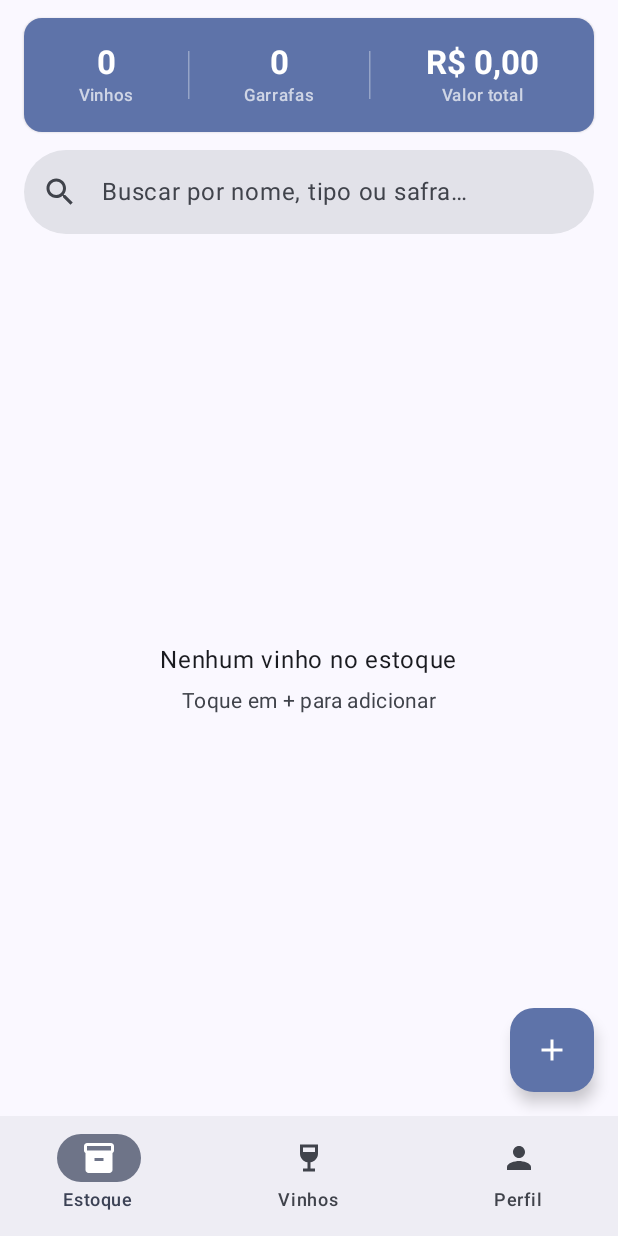
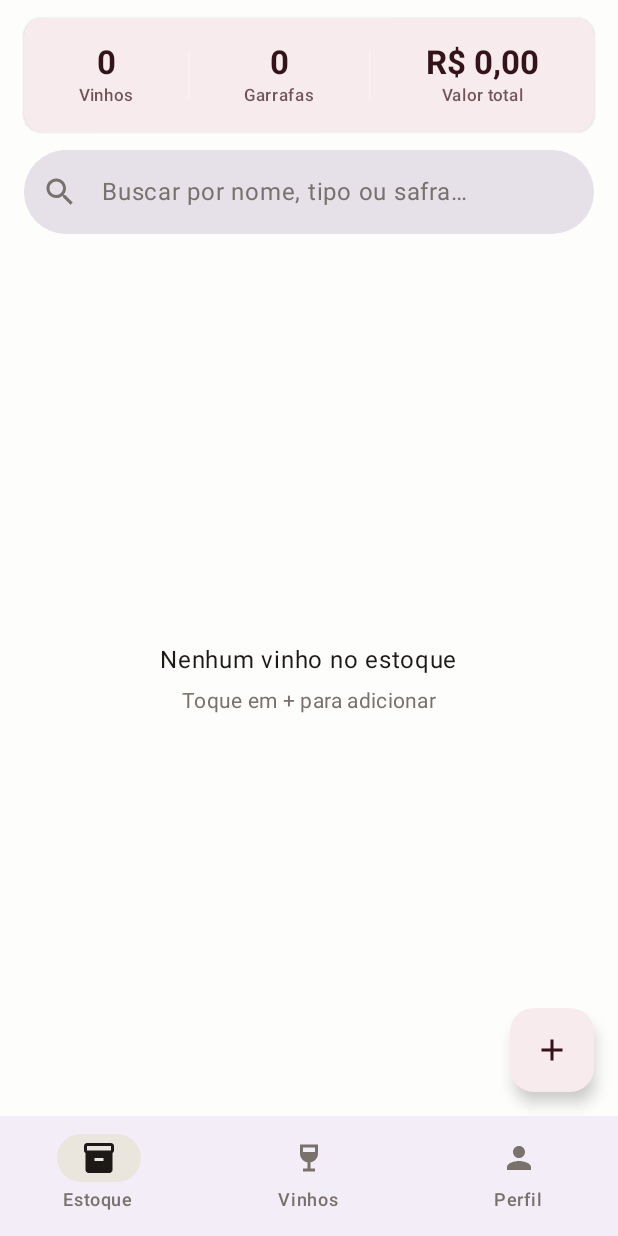
Before and after one commit to CodeSquad-FIAP/VinheriaAgnello, an Android app built with Jetpack Compose: the screen it shows after launch (MainActivity), on a phone screen of 412 x 824 dp. Run offline under Robolectric (Android 15) with nearby library versions, the light colour scheme and no system bars; our stand-ins replace Room's generated code, navigation suite.

Commit message:
feat(mobile): aplica identidade visual da Vinheria Agnello
Define paleta de cores Wine e Sand no Color.kt com suporte a dark mode.
Configura lightColorScheme e darkColorScheme com as cores da marca no Theme.kt.
Remove dynamic color para garantir precedência da paleta da vinheria.
Atualiza nome do app para Vinheria Agnello.

```diff
--- a/Mobile/app/src/main/java/com/example/myapplication/ui/theme/Color.kt
+++ b/Mobile/app/src/main/java/com/example/myapplication/ui/theme/Color.kt
@@ -2,10 +2,33 @@ package com.example.myapplication.ui.theme
 
 import androidx.compose.ui.graphics.Color
 
-val Purple80 = Color(0xFFD0BCFF)
-val PurpleGrey80 = Color(0xFFCCC2DC)
-val Pink80 = Color(0xFFEFB8C8)
+// Wine palette — primary brand
+val Wine50  = Color(0xFFFBF5F6)
+val Wine100 = Color(0xFFF7EBED)
+val Wine200 = Color(0xFFEDD2D7)
+val Wine300 = Color(0xFFE1B0B8)
+val Wine400 = Color(0xFFD08492)
+val Wine500 = Color(0xFFBC5B6E)
+val Wine700 = Color(0xFF893344)
+val Wine800 = Color(0xFF732D3B)
+val Wine900 = Color(0xFF602A34)
+val Wine950 = Color(0xFF34131A)
 
-val Purple40 = Color(0xFF6650a4)
-val PurpleGrey40 = Color(0xFF625b71)
-val Pink40 = Color(0xFF7D5260)
+// Sand palette — backgrounds & surfaces
+val Sand50  = Color(0xFFFDFDFC)
+val Sand100 = Color(0xFFFBFAF8)
+val Sand200 = Color(0xFFF5F3EF)
+val Sand300 = Color(0xFFEBE6DD)
+
+// Stone — neutrals & text
+val Stone400 = Color(0xFFA8A29E)
+val Stone500 = Color(0xFF78716C)
+val Stone900 = Color(0xFF1C1917)
+
+// Dark mode surfaces (from design spec dark palette)
+val DarkBg        = Color(0xFF0F0B0C)
+val DarkSurface   = Color(0xFF1A1214)
+val DarkSurface2  = Color(0xFF211619)
+val DarkBorder    = Color(0xFF2E1F22)
+val DarkOnSurface = Color(0xFFF0E8EA)
+val DarkMuted     = Color(0xFF9E7E85)
--- a/Mobile/app/src/main/java/com/example/myapplication/ui/theme/Theme.kt
+++ b/Mobile/app/src/main/java/com/example/myapplication/ui/theme/Theme.kt
@@ -1,54 +1,58 @@
 package com.example.myapplication.ui.theme
 
-import android.app.Activity
-import android.os.Build
 import androidx.compose.foundation.isSystemInDarkTheme
 import androidx.compose.material3.MaterialTheme
 import androidx.compose.material3.darkColorScheme
-import androidx.compose.material3.dynamicDarkColorScheme
-import androidx.compose.material3.dynamicLightColorScheme
 import androidx.compose.material3.lightColorScheme
 import androidx.compose.runtime.Composable
-import androidx.compose.ui.platform.LocalContext
+import androidx.compose.ui.graphics.Color
+
+private val LightColorScheme = lightColorScheme(
+    primary = Wine800,
+    onPrimary = Color.White,
+    primaryContainer = Wine100,
+    onPrimaryContainer = Wine950,
+    secondary = Stone500,
+    onSecondary = Color.White,
+    secondaryContainer = Sand300,
+    onSecondaryContainer = Stone900,
+    background = Sand50,
+    onBackground = Stone900,
+    surface = Color.White,
+    onSurface = Stone900,
+    surfaceVariant = Sand100,
+    onSurfaceVariant = Stone500,
+    outline = Stone400,
+    error = Color(0xFFB3261E),
+    onError = Color.White,
+)
 
 private val DarkColorScheme = darkColorScheme(
-    primary = Purple80,
-    secondary = PurpleGrey80,
-    tertiary = Pink80
-)
-
-private val LightColorScheme = lightColorScheme(
-    primary = Purple40,
-    secondary = PurpleGrey40,
-    tertiary = Pink40
-
-    /* Other default colors to override
-    background = Color(0xFFFFFBFE),
-    surface = Color(0xFFFFFBFE),
-    onPrimary = Color.White,
-    onSecondary = Color.White,
-    onTertiary = Color.White,
-    onBackground = Color(0xFF1C1B1F),
-    onSurface = Color(0xFF1C1B1F),
-    */
+    primary = Wine300,
+    onPrimary = Wine950,
+    primaryContainer = Wine800,
+    onPrimaryContainer = Wine100,
+    secondary = Wine400,
+    onSecondary = Wine950,
+    secondaryContainer = Color(0xFF3A2028),
+    onSecondaryContainer = Wine100,
+    background = DarkBg,
+    onBackground = DarkOnSurface,
+    surface = DarkSurface,
+    onSurface = DarkOnSurface,
+    surfaceVariant = DarkSurface2,
+    onSurfaceVariant = DarkMuted,
+    outline = Color(0xFF6B4A52),
+    error = Color(0xFFF2B8B8),
+    onError = Color(0xFF601410),
 )
 
 @Composable
 fun MyApplicationTheme(
     darkTheme: Boolean = isSystemInDarkTheme(),
-    // Dynamic color is available on Android 12+
-    dynamicColor: Boolean = true,
     content: @Composable () -> Unit
 ) {
-    val colorScheme = when {
-        dynamicColor && Build.VERSION.SDK_INT >= Build.VERSION_CODES.S -> {
-            val context = LocalContext.current
-            if (darkTheme) dynamicDarkColorScheme(context) else dynamicLightColorScheme(context)
-        }
-
-        darkTheme -> DarkColorScheme
-        else -> LightColorScheme
-    }
+    val colorScheme = if (darkTheme) DarkColorScheme else LightColorScheme
 
     MaterialTheme(
         colorScheme = colorScheme,
--- a/Mobile/app/src/main/res/values/strings.xml
+++ b/Mobile/app/src/main/res/values/strings.xml
@@ -1,3 +1,3 @@
 <resources>
-    <string name="app_name">My Application</string>
+    <string name="app_name">Vinheria Agnello</string>
 </resources>
```
